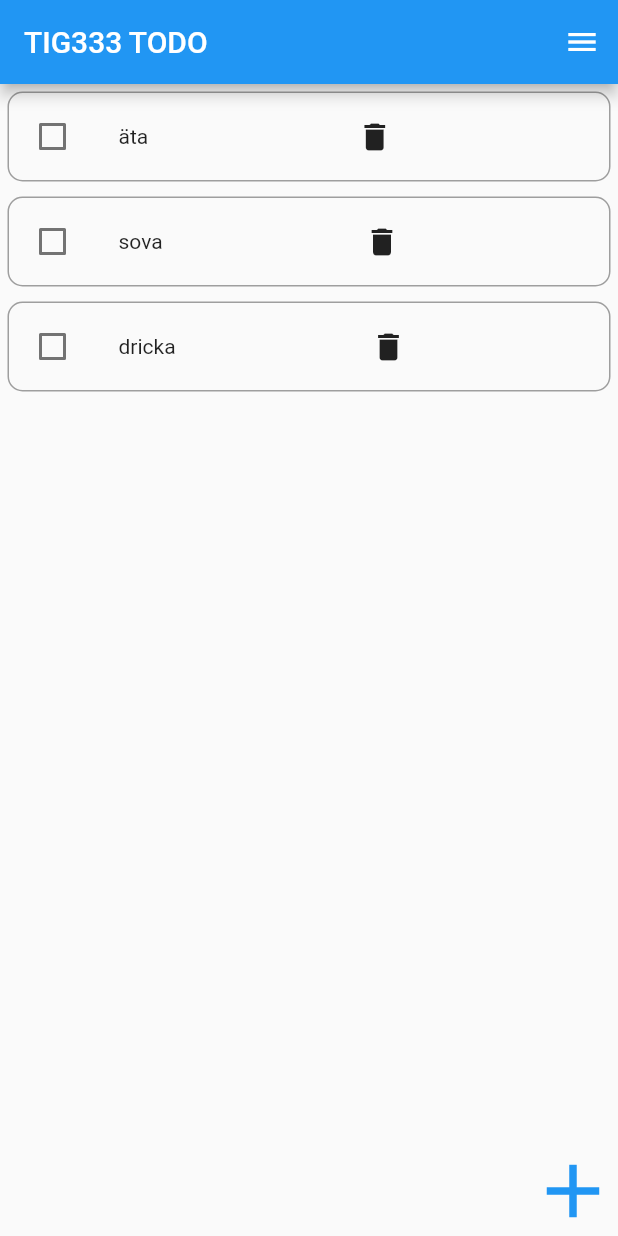
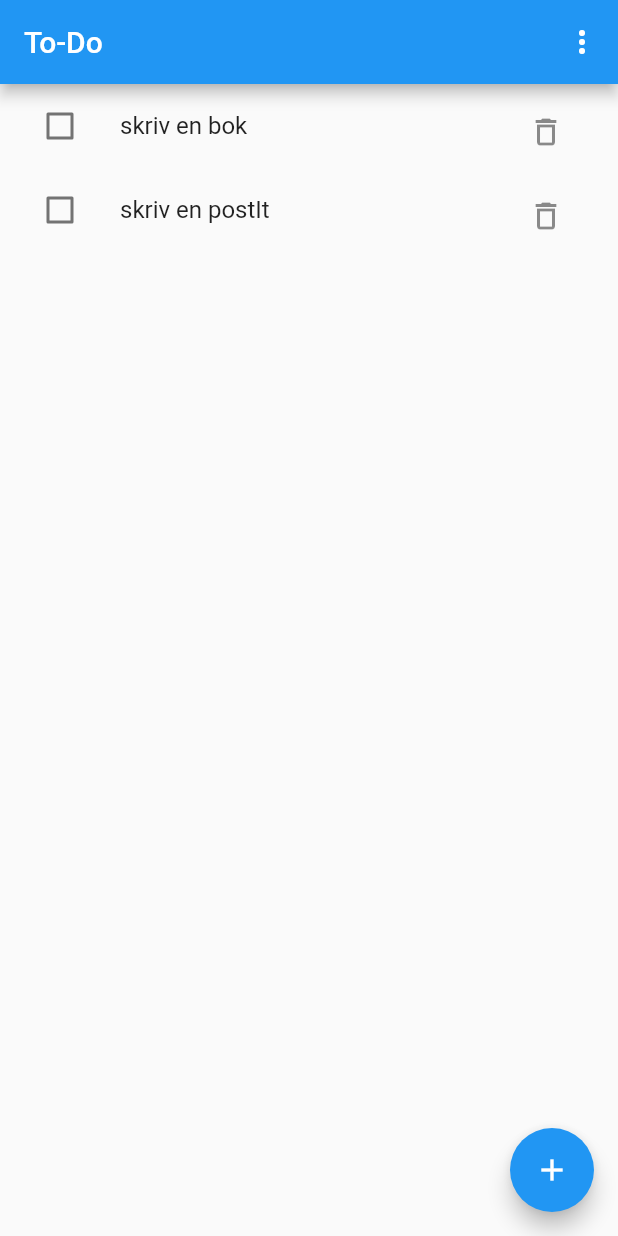
Before and after one commit to gu-tig333-ht22/gusbostlu, a Flutter app: the screen it shows after launch, on a phone screen of 412 x 824 dp. Run offline on Flutter 3.47's test engine with Material 2 defaults, Android fonts, the phone set to English and light mode, and no system bars; missing offline and left inert: dart:js.

Commit message:
Final inläming vecka 3

```diff
--- /dev/null
+++ b/lib/dataToDo.dart
@@ -0,0 +1,31 @@
+import 'package:flutter/material.dart';
+import 'package:provider/provider.dart';
+import 'package:flutter/cupertino.dart';
+
+class ToDo {
+  late String _message;
+
+  bool? _value = false;
+
+  bool? _delet = false;
+
+  ToDo({required String message}) {
+    this._message = message;
+  }
+
+  String get getMessage => _message;
+
+  bool? get value => _value;
+
+  bool? get delet => _delet;
+
+  setMessage(
+    String newMessage,
+  ) {
+    _message = newMessage;
+  }
+
+  setIsDone(bool? newValue) {
+    _value = newValue;
+  }
+}
--- /dev/null
+++ b/lib/datahanterare.dart
@@ -0,0 +1,51 @@
+import 'package:flutter/foundation.dart';
+import 'package:flutter/material.dart';
+import 'package:my_app/ToDoWidget.dart';
+import 'package:my_app/addToDoView.dart';
+import 'package:my_app/main.dart';
+import 'dataToDo.dart';
+
+import 'package:my_app/dataToDo.dart';
+
+import 'package:flutter/cupertino.dart';
+
+import 'package:my_app/datahanterare.dart';
+
+// ÄNDRA NAMN TILL DATAHANTERARE
+class Datahanterare extends ChangeNotifier {
+  List<ToDo> itemList = [
+    ToDo(message: "skriv en bok "),
+    ToDo(message: "skriv en postIt ")
+  ];
+
+  List<ToDo> get getItemLista => itemList;
+
+  String _filterBy = "All";
+
+  String get getFilterBy => _filterBy;
+
+  void deletItem(ToDo) {
+    itemList.remove(ToDo);
+    notifyListeners();
+  }
+
+  void updatestate(ToDo item, bool? newValue) {
+    item.setIsDone(newValue);
+    notifyListeners();
+  }
+
+  void addItem(String newMessage) {
+    itemList.add(ToDo(message: newMessage));
+
+    notifyListeners();
+  }
+
+  void setFilterBy(String filterBy) {
+    this._filterBy = filterBy;
+    notifyListeners();
+  }
+}
+/*void addItem(String newItemName) {
+    ToDo.add(Item(newItemName));
+    notifyListeners();
+  }*/
--- a/lib/main.dart
+++ b/lib/main.dart
@@ -1,16 +1,24 @@
-import 'dart:html';
-
-import 'dart:js';
-
 import 'dart:ui';
-
-import './ThirdView.dart';
-
-import 'SecondView.dart';
 
 import 'package:flutter/material.dart';
 
-import 'package:flutter/scheduler.dart' show timeDilation;
+import 'package:my_app/dataToDo.dart';
+
+import 'package:my_app/datahanterare.dart';
+
+import 'package:flutter/material.dart';
+
+import 'package:provider/provider.dart';
+
+import 'addToDOView.dart';
+
+import 'ToDoWidget.dart';
+
+import 'datahanterare.dart';
+
+import 'dataToDo.dart';
+
+import 'filterList.dart';
 
 void main() {
   runApp(MyApp());
@@ -19,95 +27,95 @@ void main() {
 class MyApp extends StatelessWidget {
   @override
   Widget build(BuildContext context) {
-    return MaterialApp(
-      home: MaineView(),
+    return MultiProvider(
+      providers: [
+        ChangeNotifierProvider(create: (context) => Datahanterare())
+      ], // TODODS TILL DATATHANTERARE
+      child: MaterialApp(
+        debugShowCheckedModeBanner: false,
+        home: TodolistView(),
+      ),
     );
   }
 }
 
-class MaineView extends StatelessWidget {
+class TodolistView extends StatelessWidget {
   @override
   Widget build(BuildContext context) {
-    return Scaffold(
-      appBar: AppBar(
-        title: Text("TIG333 TODO "),
-        actions: [
-          IconButton(
-            icon: Icon(Icons.menu),
+    return Consumer<Datahanterare>(
+      builder: (context, datahanterare, child) => Scaffold(
+          appBar: AppBar(title: Text('To-Do'), actions: [
+            PopupMenuButton(
+                onSelected: (value) {
+                  datahanterare.setFilterBy(value);
+                },
+                itemBuilder: (context) => [
+                      PopupMenuItem(child: Text("All"), value: "All"),
+                      PopupMenuItem(child: Text("Done"), value: "Done"),
+                      PopupMenuItem(child: Text("Not Done"), value: "NotDone"),
+                    ])
+          ]),
+          body: CreateRow(_filterList(datahanterare.getItemLista,
+              datahanterare.getFilterBy)), // här FilterBY
+          floatingActionButton: FloatingActionButton(
+            child: Icon(Icons.add),
             onPressed: () {
               Navigator.push(context,
-                  MaterialPageRoute(builder: (context) => SecondView()));
+                  MaterialPageRoute(builder: (context) => addToDoView()));
             },
-          )
-        ],
-      ),
-      body: _toDo(context),
+          )),
     );
   }
 
-  Widget _toDo(context) {
-    var list = [
-      "äta",
-      "sova",
-      "dricka",
-    ];
+  List<ToDo> _filterList(List<ToDo> list, filterBy) {
+    if (filterBy == "All") return list;
+    if (filterBy == "Done")
+      return list.where((item) => item.value == true).toList();
+    else
+      return list.where((item) => item.value == false).toList();
+  }
+}
 
-    return Column(
-      crossAxisAlignment: CrossAxisAlignment.end,
-      children: [
-        Expanded(
-          child: ListView(
-            children: list.map((item) => _checkboxRow(item)).toList(),
-          ),
-        ),
-        Padding(
-          padding: const EdgeInsets.all(20.0),
-          child: _plussButton(context),
-        )
-      ],
-    );
+class CreateRow extends StatelessWidget {
+  final List list;
+
+  CreateRow(this.list);
+
+  Widget build(BuildContext context) {
+    return ListView(
+        children: list.map((item) => _toDoItem(context, item)).toList());
   }
 
-  Widget _checkboxRow(text) {
-    return Container(
-      margin: const EdgeInsets.all(5.0),
-      padding: const EdgeInsets.all(5.0),
-      decoration: BoxDecoration(
-          border: Border.all(
-            color: Colors.grey,
-          ),
-          borderRadius: BorderRadius.circular(10)),
-      child: Row(
-        children: [
-          Checkbox(
-            value: false,
-            onChanged: (val) {},
-          ),
-          Container(width: 20),
-          Text(text),
-          Expanded(
-              child: Align(
-                  alignment: Alignment.center,
-                  child: IconButton(
-                    icon: Icon(Icons.delete),
-                    onPressed: () {},
-                  ))),
-        ],
-      ),
-    );
+  Widget _toDoItem(
+    context,
+    ToDo item,
+  ) {
+    return ListTile(
+        leading: Checkbox(
+          value: item.value,
+          onChanged: (bool? newValue) {
+            Provider.of<Datahanterare>(context, listen: false)
+                .updatestate(item, newValue);
+          },
+          activeColor: Color.fromARGB(255, 139, 126, 126),
+          checkColor: Colors.white,
+        ),
+        title: Text(item.getMessage,
+            style: item.value!
+                ? TextStyle(decoration: TextDecoration.lineThrough)
+                : TextStyle()), //FUNKTION
+        trailing: IconButton(
+            onPressed: () {
+              Provider.of<Datahanterare>(context, listen: false)
+                  .deletItem(item);
+            },
+            padding: EdgeInsets.all(20.0),
+            icon: const Icon(Icons.delete_outline)));
   }
 
-  Widget _plussButton(context) {
-    return IconButton(
-      icon: Icon(
-        Icons.add,
-        color: (Colors.blue),
-        size: 60,
-      ),
-      onPressed: () {
-        Navigator.push(
-            context, MaterialPageRoute(builder: (context) => SecondView()));
-      },
-    );
-  }
+  /*List<itemList> _filterList(list, filterBy) {
+    if (filterBy = "all") return list ;*/
+
+//}
+  // här ska den a överstryken
 }
```
Also changed, not shown: lib/ToDoWidget.dart (added, +18 -0 lines), lib/addToDoView.dart (added, +50 -0 lines), lib/filterList.dart (added, +10 -0 lines), lib/chekbox.dart (added).
